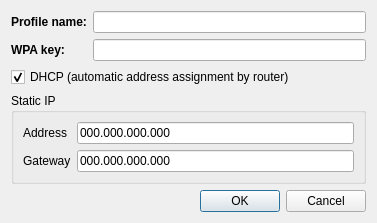
First picture: the form in ipconfig.ui, repository luebking/qnetctl, before the edit.
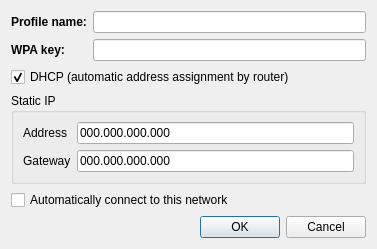
Second picture: the form after the edit.

Commit message:
add basic connection management support
NOTICE: this is only briefly tested!

The goal is that the user clicks
"automatically connect to this network"
and the reasonable choices are taken depending on
the device type and the present environment.

In doubt, the user shall be warned about missing packages
for his wishes

Patch:
```diff
--- a/ipconfig.ui
+++ b/ipconfig.ui
@@ -7,7 +7,7 @@
     <x>0</x>
     <y>0</y>
     <width>377</width>
-    <height>209</height>
+    <height>236</height>
    </rect>
   </property>
   <property name="windowTitle">
@@ -119,6 +119,13 @@
      </property>
     </spacer>
    </item>
+   <item>
+    <widget class="QCheckBox" name="autoConnect">
+     <property name="text">
+      <string>Automatically connect to this network</string>
+     </property>
+    </widget>
+   </item>
    <item>
     <widget class="QDialogButtonBox" name="buttonBox">
      <property name="orientation">
```
The commit also changes 2 other files.
